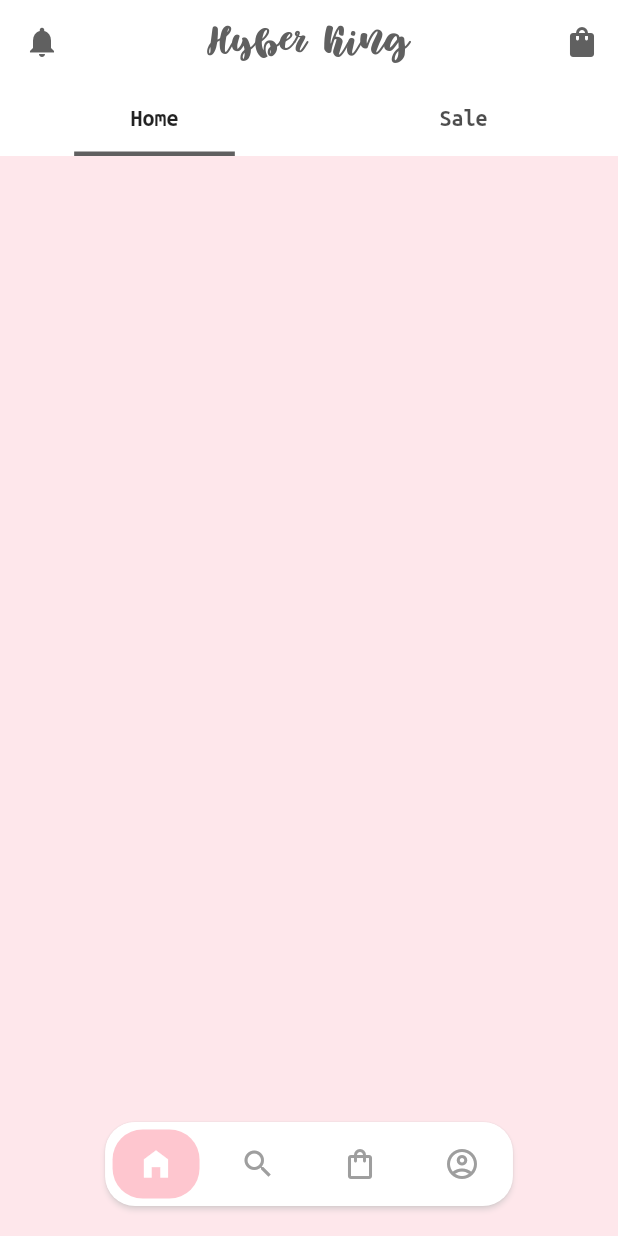
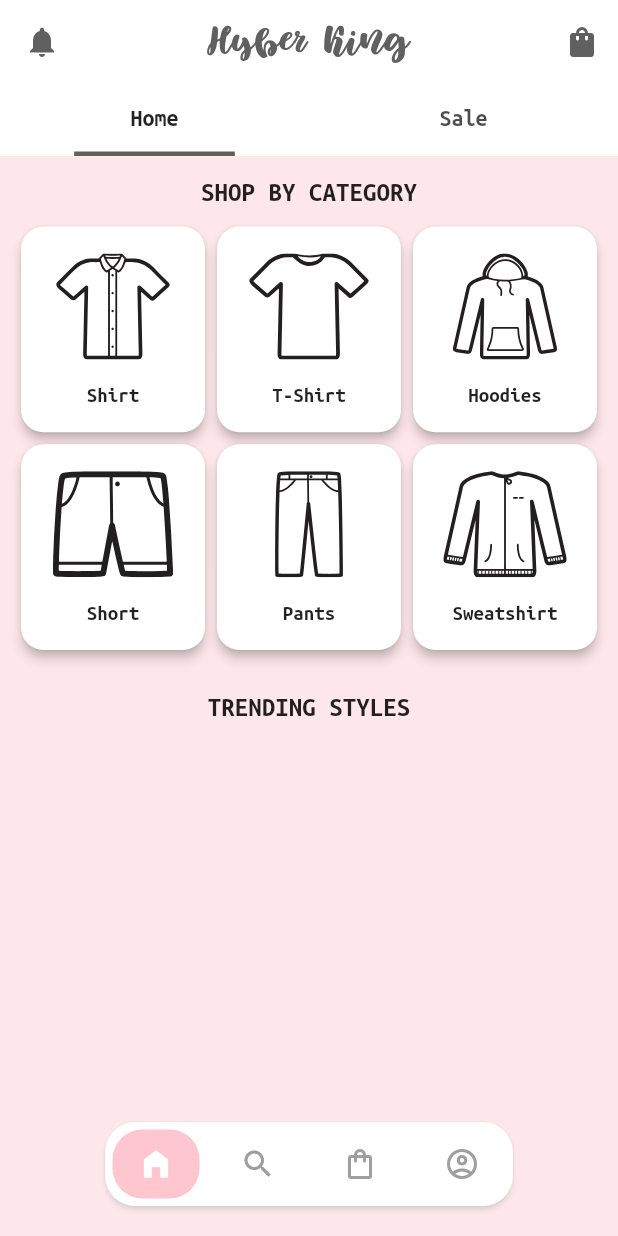
Before and after one commit to nxhung1610/hk-clothes, a Flutter app: the DashboardPage screen opened by its route, on a phone screen of 412 x 824 dp. Run offline on Flutter 3.47's test engine with Material 2 defaults, Android fonts, the phone set to English and light mode, and no system bars; drawn by our look-alikes of flutter_snake_navigationbar; our stand-ins replace firebase_auth, firebase_core, firebase_storage, flutter_spinkit, flutter_svg, get; accounts and stored records are empty; statements that could not run were skipped.

Commit message:
category ui

```diff
--- a/lib/constants/app_color.dart
+++ b/lib/constants/app_color.dart
@@ -8,10 +8,10 @@ class AppColors {
     200: const Color(0xffffffff),
     300: const Color(0xffFEE7EB),
     400: const Color(0xff606060),
-    500: const Color(0xff00E19B),
-    600: const Color(0xff00E19B),
-    700: const Color(0xff00E19B),
-    800: const Color(0xff00E19B),
-    900: const Color(0xff00E19B)
+    500: const Color(0xffffffff),
+    600: const Color(0xffffffff),
+    700: const Color(0xffffffff),
+    800: const Color(0xffffffff),
+    900: const Color(0xffffffff)
   });
 }
--- a/lib/constants/assets.dart
+++ b/lib/constants/assets.dart
@@ -9,3 +9,22 @@ final logo = SvgPicture.asset(
 final logoSplash = Image.asset(
   "assets/images/logo_splash.png",
 );
+
+final category_shirt = SvgPicture.asset(
+  "assets/images/dashboard/shirt.svg",
+);
+final category_t_shirt = SvgPicture.asset(
+  "assets/images/dashboard/t-shirt.svg",
+);
+final category_hoodie = SvgPicture.asset(
+  "assets/images/dashboard/hoodie.svg",
+);
+final category_pants = SvgPicture.asset(
+  "assets/images/dashboard/pants.svg",
+);
+final category_short = SvgPicture.asset(
+  "assets/images/dashboard/short.svg",
+);
+final category_sweatshirt = SvgPicture.asset(
+  "assets/images/dashboard/sweatshirt.svg",
+);
--- a/lib/controllers/dashboard/home/home_controller.dart
+++ b/lib/controllers/dashboard/home/home_controller.dart
@@ -1,10 +1,14 @@
 import 'package:flutter/material.dart';
 import 'package:get/get.dart';
+import 'package:hk_clothes/constants/assets.dart';
+import 'package:hk_clothes/models/category.dart';
 import 'package:hk_clothes/views/dashboard/home/home_tab.dart';
 import 'package:hk_clothes/views/dashboard/home/sale_tab.dart';
 
 class HomeController extends GetxController with SingleGetTickerProviderMixin {
   static HomeController instance = Get.find();
+
+  // Tab place
   final listTabItem = [
     Tab(
       text: "Home",
@@ -19,6 +23,16 @@ class HomeController extends GetxController with SingleGetTickerProviderMixin {
   ];
   TabController tabController;
 
+  // Category
+  final listCategory = [
+    Category(name: "Shirt", icon: category_shirt),
+    Category(name: "T-Shirt", icon: category_t_shirt),
+    Category(name: "Hoodies", icon: category_hoodie),
+    Category(name: "Short", icon: category_short),
+    Category(name: "Pants", icon: category_pants),
+    Category(name: "Sweatshirt", icon: category_sweatshirt),
+  ];
+
   @override
   void onInit() {
     super.onInit();
--- a/lib/main.dart
+++ b/lib/main.dart
@@ -1,4 +1,5 @@
 import 'package:flutter/material.dart';
+import 'package:flutter/services.dart';
 import 'package:get/get.dart';
 import 'package:hk_clothes/constants/app_color.dart';
 import 'package:hk_clothes/constants/firebase.dart';
@@ -14,6 +15,9 @@ import 'views/authentication/register_page.dart';
 
 Future main() async {
   WidgetsFlutterBinding.ensureInitialized();
+  SystemChrome.setPreferredOrientations(
+      [DeviceOrientation.portraitUp, DeviceOrientation.portraitDown]);
+
   await initialization.then((value) {
     Get.put(AuthController());
     Get.put(DashboardController());
--- /dev/null
+++ b/lib/models/category.dart
@@ -0,0 +1,7 @@
+import 'package:flutter/cupertino.dart';
+
+class Category {
+  Widget icon;
+  String name;
+  Category({this.name, this.icon});
+}
--- a/lib/views/dashboard/home/home_tab.dart
+++ b/lib/views/dashboard/home/home_tab.dart
@@ -1,10 +1,57 @@
 import 'package:flutter/material.dart';
+import 'package:flutter/rendering.dart';
+import 'package:hk_clothes/constants/assets.dart';
+import 'package:hk_clothes/constants/controller.dart';
+import 'package:hk_clothes/views/dashboard/home/widgets/category_widget.dart';
 
 class HomeTab extends StatelessWidget {
   const HomeTab({Key key}) : super(key: key);
 
   @override
   Widget build(BuildContext context) {
-    return Container();
+    Size size = MediaQuery.of(context).size;
+    return RefreshIndicator(
+      onRefresh: () async {},
+      child: SingleChildScrollView(
+        physics: AlwaysScrollableScrollPhysics(),
+        child: Column(
+          children: [
+            Padding(
+              padding: EdgeInsets.only(top: 15),
+              child: Center(
+                child: Text(
+                  "SHOP BY CATEGORY",
+                  style: TextStyle(fontSize: 18, fontWeight: FontWeight.bold),
+                ),
+              ),
+            ),
+            GridView.builder(
+              padding: EdgeInsets.all(10),
+              shrinkWrap: true,
+              physics: NeverScrollableScrollPhysics(),
+              gridDelegate: SliverGridDelegateWithFixedCrossAxisCount(
+                crossAxisCount: 3,
+                childAspectRatio: 0.9,
+              ),
+              itemCount: homeController.listCategory.length,
+              itemBuilder: (BuildContext context, int index) {
+                return CategoryItem(
+                  categoryItem: homeController.listCategory[index],
+                );
+              },
+            ),
+            Padding(
+              padding: EdgeInsets.only(top: 15),
+              child: Center(
+                child: Text(
+                  "TRENDING STYLES",
+                  style: TextStyle(fontSize: 18, fontWeight: FontWeight.bold),
+                ),
+              ),
+            ),
+          ],
+        ),
+      ),
+    );
   }
 }
--- /dev/null
+++ b/lib/views/dashboard/home/widgets/category_widget.dart
@@ -0,0 +1,41 @@
+import 'package:flutter/material.dart';
+import 'package:hk_clothes/models/category.dart';
+
+class CategoryItem extends StatelessWidget {
+  final Category categoryItem;
+  const CategoryItem({Key key, @required this.categoryItem}) : super(key: key);
+
+  @override
+  Widget build(BuildContext context) {
+    Size size = MediaQuery.of(context).size;
+    return Card(
+      elevation: 3,
+      shape: RoundedRectangleBorder(
+        borderRadius: BorderRadius.all(Radius.circular(15)),
+      ),
+      child: InkWell(
+        onTap: () {},
+        borderRadius: BorderRadius.all(Radius.circular(15)),
+        child: Container(
+          padding: EdgeInsets.all(18),
+          child: Column(
+            mainAxisAlignment: MainAxisAlignment.center,
+            mainAxisSize: MainAxisSize.min,
+            children: [
+              Expanded(
+                child: categoryItem.icon,
+              ),
+              SizedBox(
+                height: size.height * 0.02,
+              ),
+              Text(
+                categoryItem.name,
+                style: TextStyle(fontWeight: FontWeight.bold),
+              ),
+            ],
+          ),
+        ),
+      ),
+    );
+  }
+}
--- a/pubspec.yaml
+++ b/pubspec.yaml
@@ -54,7 +54,7 @@ flutter:
   assets:
     - assets/images/
     - assets/images/login/
-    - assets/images/main/
+    - assets/images/dashboard/
 
   # An image asset can refer to one or more resolution-specific "variants", see
   # https://flutter.dev/assets-and-images/#resolution-aware.
```
Also changed, not shown: assets/images/dashboard/hoodie.svg (added), assets/images/dashboard/pants.svg (added), assets/images/dashboard/shirt.svg (added), assets/images/dashboard/short.svg (added), assets/images/dashboard/sweatshirt.svg (added), assets/images/dashboard/t-shirt.svg (added).
